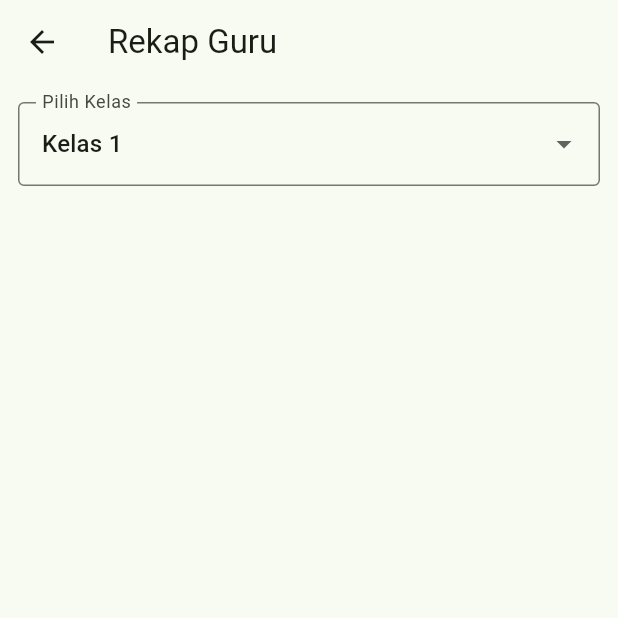
After one commit to ideahousetech-pey/buku-saku-ramadhan-v2, a Flutter app: the RekapGuruPage screen opened directly, on a phone screen of 412 x 824 dp, the top half of it. The commit adds this screen. Run offline on Flutter 3.47's test engine with Material 3 defaults, Android fonts, the phone set to English and light mode, and no system bars; our stand-ins replace flutter_local_notifications, geocoding, geolocator, shared_preferences, timezone; missing offline and left inert: home_widget; accounts and stored records are empty.

Commit message:
feat: login siswa, checklist ibadah, rekap guru, dan widget sholat

```diff
--- /dev/null
+++ b/lib/models/siswa.dart
@@ -0,0 +1,9 @@
+class Siswa {
+  final String nama;
+  final String kelas;
+
+  Siswa({
+    required this.nama,
+    required this.kelas,
+  });
+}
--- /dev/null
+++ b/lib/pages/rekap_guru_page.dart
@@ -0,0 +1,91 @@
+import 'package:flutter/material.dart';
+import '../services/rekap_guru_service.dart';
+
+class RekapGuruPage extends StatefulWidget {
+  const RekapGuruPage({super.key});
+
+  @override
+  State<RekapGuruPage> createState() => _RekapGuruPageState();
+}
+
+class _RekapGuruPageState extends State<RekapGuruPage> {
+  String _kelas = '1';
+  List<Map<String, dynamic>> _rekap = [];
+  bool _loading = false;
+
+  Future<void> _loadRekap() async {
+    setState(() => _loading = true);
+
+    final data = await RekapGuruService.getRekapByKelas(_kelas);
+
+    setState(() {
+      _rekap = data;
+      _loading = false;
+    });
+  }
+
+  @override
+  void initState() {
+    super.initState();
+    _loadRekap();
+  }
+
+  @override
+  Widget build(BuildContext context) {
+    return Scaffold(
+      appBar: AppBar(title: const Text('Rekap Guru')),
+      body: Column(
+        children: [
+          Padding(
+            padding: const EdgeInsets.all(12),
+            child: DropdownButtonFormField<String>(
+              value: _kelas,
+              items: List.generate(6, (i) {
+                final k = '${i + 1}';
+                return DropdownMenuItem(
+                  value: k,
+                  child: Text('Kelas $k'),
+                );
+              }),
+              onChanged: (v) {
+                _kelas = v!;
+                _loadRekap();
+              },
+              decoration: const InputDecoration(
+                labelText: 'Pilih Kelas',
+                border: OutlineInputBorder(),
+              ),
+            ),
+          ),
+          Expanded(
+            child: _loading
+                ? const Center(child: CircularProgressIndicator())
+                : ListView.builder(
+                    itemCount: _rekap.length,
+                    itemBuilder: (context, index) {
+                      final siswa = _rekap[index];
+                      final checklist =
+                          (siswa['checklist'] as Map<String, bool>);
+
+                      return Card(
+                        margin: const EdgeInsets.all(8),
+                        child: ListTile(
+                          title: Text(siswa['nama']),
+                          subtitle: Column(
+                            crossAxisAlignment: CrossAxisAlignment.start,
+                            children: checklist.entries.map((e) {
+                              return Text(
+                                '${e.key}: ${e.value ? "✓" : "✗"}',
+                              );
+                            }).toList(),
+                          ),
+                        ),
+                      );
+                    },
+                  ),
+          ),
+        ],
+      ),
+    );
+  }
+}
--- /dev/null
+++ b/lib/services/checklist_storage_service.dart
@@ -0,0 +1,66 @@
+import 'dart:convert';
+import 'package:shared_preferences/shared_preferences.dart';
+
+class ChecklistStorageService {
+
+  static String _key(String nama, String kelas) {
+    return 'checklist_${nama}_$kelas';
+  }
+
+  static Future<void> save(
+    String nama,
+    String kelas,
+    Map<String, bool> data,
+  ) async {
+    final prefs = await SharedPreferences.getInstance();
+    prefs.setString(_key(nama, kelas), jsonEncode(data));
+  }
+
+  static Future<Map<String, bool>> load(
+    String nama,
+    String kelas,
+  ) async {
+    final prefs = await SharedPreferences.getInstance();
+    final jsonString = prefs.getString(_key(nama, kelas));
+
+    if (jsonString == null) return {};
+
+    final Map<String, dynamic> decoded = jsonDecode(jsonString);
+    return decoded.map((key, value) => MapEntry(key, value as bool));
+  }
+
+  static Future<void> clear(
+    String nama,
+    String kelas,
+  ) async {
+    final prefs = await SharedPreferences.getInstance();
+    await prefs.remove(_key(nama, kelas));
+  }
+
+  static const _siswaListKey = 'siswa_list';
+
+static Future<void> saveSiswa(String nama, String kelas) async {
+  final prefs = await SharedPreferences.getInstance();
+  final list = prefs.getStringList(_siswaListKey) ?? [];
+
+  final key = '$nama|$kelas';
+  if (!list.contains(key)) {
+    list.add(key);
+    await prefs.setStringList(_siswaListKey, list);
+  }
+}
+
+static Future<List<Map<String, String>>> getAllSiswa() async {
+  final prefs = await SharedPreferences.getInstance();
+  final list = prefs.getStringList(_siswaListKey) ?? [];
+
+  return list.map((e) {
+    final parts = e.split('|');
+    return {
+      'nama': parts[0],
+      'kelas': parts[1],
+    };
+  }).toList();
+}
+
+}
--- /dev/null
+++ b/lib/services/rekap_guru_service.dart
@@ -0,0 +1,25 @@
+import 'checklist_storage_service.dart';
+
+class RekapGuruService {
+  static Future<List<Map<String, dynamic>>> getRekapByKelas(String kelas) async {
+    final siswaList = await ChecklistStorageService.getAllSiswa();
+    final result = <Map<String, dynamic>>[];
+
+    for (final siswa in siswaList) {
+      if (siswa['kelas'] != kelas) continue;
+
+      final data = await ChecklistStorageService.load(
+        siswa['nama']!,
+        siswa['kelas']!,
+      );
+
+      result.add({
+        'nama': siswa['nama'],
+        'kelas': siswa['kelas'],
+        'checklist': data,
+      });
+    }
+
+    return result;
+  }
+}
--- a/pubspec.yaml
+++ b/pubspec.yaml
@@ -37,6 +37,7 @@ dependencies:
   shared_preferences: ^2.2.2
   geolocator: ^11.0.0
   geocoding: ^3.0.0
+  home_widget: ^0.6.0
 
 
   # The following adds the Cupertino Icons font to your application.
```
Also changed, not shown: lib/auth/login_siswa_page.dart (added, +121 -0 lines), lib/main.dart (+17 -6 lines), lib/models/checklist_item.dart (added, +9 -0 lines), lib/pages/checklist_siswa_page.dart (added, +104 -0 lines), lib/pages/login_siswa_page.dart (deleted, +0 -48 lines), lib/services/checklist_reset_service.dart (added, +24 -0 lines), lib/services/timezone_helper.dart (added, +15 -0 lines), lib/services/widget_service.dart (added, +14 -0 lines), pubspec.lock, 4 other files.
